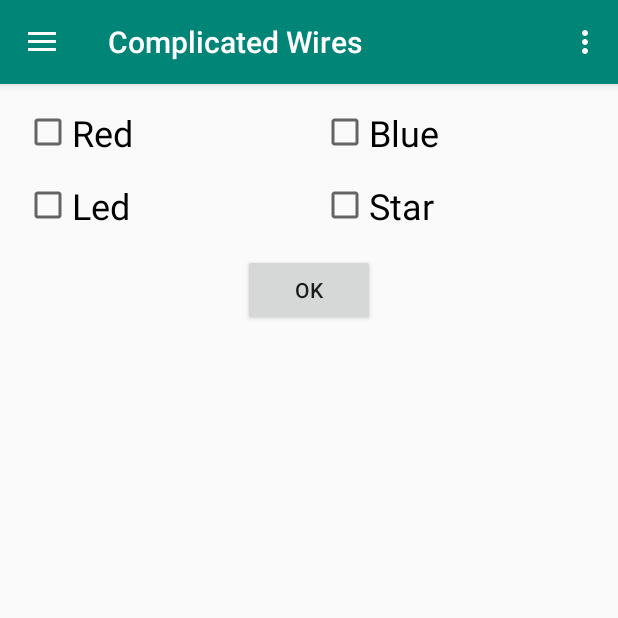
After one commit to ggtylerr/KAaNE-AE-, an Android app: the fragment ComplicatedWires placed in its activity, on a phone screen of 412 x 824 dp, the top half of it. The commit adds this screen. Run offline under Robolectric (Android 15) with nearby library versions, the phone set to English and light mode, and no system bars.

Commit message:
Added Complicated Wires
* Added Complicated Wires
(note: icon not done yet)

```diff
--- a/app/src/main/java/com/ggtylerr/kaane_ae/MainActivity.java
+++ b/app/src/main/java/com/ggtylerr/kaane_ae/MainActivity.java
@@ -133,6 +133,7 @@ public class MainActivity extends AppCompatActivity
             case R.id.nav_vanilla_whos_on_first: fragment = new WhosOnFirst(); break;
             case R.id.nav_vanilla_memory: fragment = new Memory(); break;
             case R.id.nav_vanilla_morse_code: fragment = new MorseCode(); break;
+            case R.id.nav_vanilla_complicated_wires: fragment = new ComplicatedWires(); break;
             // Dev Screens
             case R.id.nav_dev_log: fragment = new LogFragment(); break;
         }
--- /dev/null
+++ b/app/src/main/res/layout/fragment_vanilla_complicated_wires.xml
@@ -0,0 +1,82 @@
+<?xml version="1.0" encoding="utf-8"?>
+<androidx.constraintlayout.widget.ConstraintLayout xmlns:android="http://schemas.android.com/apk/res/android"
+    xmlns:app="http://schemas.android.com/apk/res-auto"
+    xmlns:tools="http://schemas.android.com/tools"
+    android:layout_width="match_parent"
+    android:layout_height="match_parent">
+
+    <CheckBox
+        android:id="@+id/vanilla_complicated_wires_red"
+        android:layout_width="0dp"
+        android:layout_height="wrap_content"
+        android:layout_marginStart="16dp"
+        android:layout_marginTop="16dp"
+        android:layout_marginEnd="16dp"
+        android:text="@string/vanilla_complicated_wires_red"
+        android:textSize="24sp"
+        app:layout_constraintEnd_toStartOf="@+id/vanilla_complicated_wires_blue"
+        app:layout_constraintStart_toStartOf="parent"
+        app:layout_constraintTop_toTopOf="parent" />
+
+    <CheckBox
+        android:id="@+id/vanilla_complicated_wires_blue"
+        android:layout_width="0dp"
+        android:layout_height="wrap_content"
+        android:layout_marginTop="16dp"
+        android:layout_marginEnd="16dp"
+        android:text="@string/vanilla_complicated_wires_blue"
+        android:textSize="24sp"
+        app:layout_constraintEnd_toEndOf="parent"
+        app:layout_constraintStart_toEndOf="@+id/vanilla_complicated_wires_red"
+        app:layout_constraintTop_toTopOf="parent" />
+
+    <CheckBox
+        android:id="@+id/vanilla_complicated_wires_led"
+        android:layout_width="0dp"
+        android:layout_height="wrap_content"
+        android:layout_marginStart="16dp"
+        android:layout_marginTop="16dp"
+        android:layout_marginEnd="16dp"
+        android:text="@string/vanilla_complicated_wires_led"
+        android:textSize="24sp"
+        app:layout_constraintEnd_toStartOf="@+id/vanilla_complicated_wires_star"
+        app:layout_constraintStart_toStartOf="parent"
+        app:layout_constraintTop_toBottomOf="@+id/vanilla_complicated_wires_red" />
+
+    <CheckBox
+        android:id="@+id/vanilla_complicated_wires_star"
+        android:layout_width="0dp"
+        android:layout_height="wrap_content"
+        android:layout_marginTop="16dp"
+        android:layout_marginEnd="16dp"
+        android:text="@string/vanilla_complicated_wires_star"
+        android:textSize="24sp"
+        app:layout_constraintEnd_toEndOf="parent"
+        app:layout_constraintStart_toEndOf="@+id/vanilla_complicated_wires_led"
+        app:layout_constraintTop_toBottomOf="@+id/vanilla_complicated_wires_blue" />
+
+    <Button
+        android:id="@+id/vanilla_complicated_wires_btn"
+        android:layout_width="wrap_content"
+        android:layout_height="wrap_content"
+        android:layout_marginStart="16dp"
+        android:layout_marginTop="16dp"
+        android:layout_marginEnd="16dp"
+        android:text="@string/generic_ok"
+        app:layout_constraintEnd_toEndOf="parent"
+        app:layout_constraintStart_toStartOf="parent"
+        app:layout_constraintTop_toBottomOf="@+id/vanilla_complicated_wires_led" />
+
+    <TextView
+        android:id="@+id/vanilla_complicated_wires_out"
+        android:layout_width="0dp"
+        android:layout_height="wrap_content"
+        android:layout_marginStart="16dp"
+        android:layout_marginTop="16dp"
+        android:layout_marginEnd="16dp"
+        android:textAlignment="center"
+        app:layout_constraintEnd_toEndOf="parent"
+        app:layout_constraintStart_toStartOf="parent"
+        app:layout_constraintTop_toBottomOf="@+id/vanilla_complicated_wires_btn" />
+
+</androidx.constraintlayout.widget.ConstraintLayout>
--- a/app/src/main/res/menu/activity_main_drawer.xml
+++ b/app/src/main/res/menu/activity_main_drawer.xml
@@ -48,6 +48,11 @@
                     android:icon="@drawable/ic_morse_code"
                     android:title="@string/menu_vanilla_morse_code"
                     />
+                <!-- TODO: Make icon -->
+                <item
+                    android:id="@+id/nav_vanilla_complicated_wires"
+                    android:title="@string/menu_vanilla_complicated_wires"
+                    />
             </group>
         </menu>
     </item>
--- a/app/src/main/res/values/strings.xml
+++ b/app/src/main/res/values/strings.xml
@@ -52,6 +52,7 @@
     <string name="menu_vanilla_whos_on_first">Who\'s On First</string>
     <string name="menu_vanilla_memory">Memory</string>
     <string name="menu_vanilla_morse_code">Morse Code</string>
+    <string name="menu_vanilla_complicated_wires">Complicated Wires</string>
 
     <!-- Dev Menu -->
     <string name="menu_dev">Developer Screens</string>
@@ -268,6 +269,14 @@
     <string name="vanilla_morse_code_info">Need more characters - Current Text: %1$s</string>
     <string name="vanilla_morse_code_error">Incorrect character / character not used in position</string>
 
+    <!-- Vanilla Complicated Wires -->
+    <string name="vanilla_complicated_wires_red">Red</string>
+    <string name="vanilla_complicated_wires_blue">Blue</string>
+    <string name="vanilla_complicated_wires_star">Star</string>
+    <string name="vanilla_complicated_wires_led">Led</string>
+    <string name="vanilla_complicated_wires_cut">CUT</string>
+    <string name="vanilla_complicated_wires_dont_cut">DON\'T CUT</string>
+
     <!-- Log String -->
     <string name="log_empty">Log is empty.</string>
 </resources>
```
Also changed, not shown: app/src/main/java/com/ggtylerr/kaane_ae/vanilla/ComplicatedWires.java (added, +161 -0 lines).
